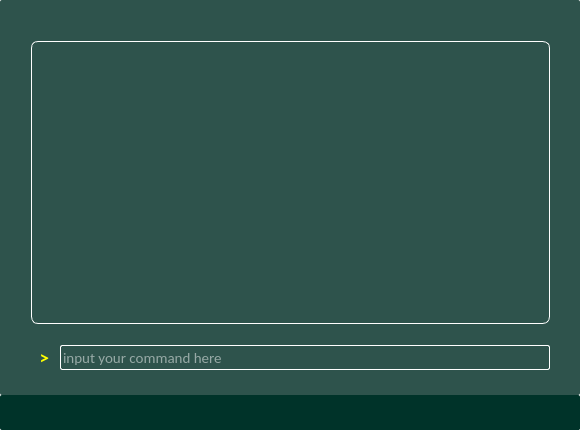
The window that Qt/TaskyDesign1/taskydesign.ui (akkudub/Tasky) describes before a commit, drawn with Qt 5.
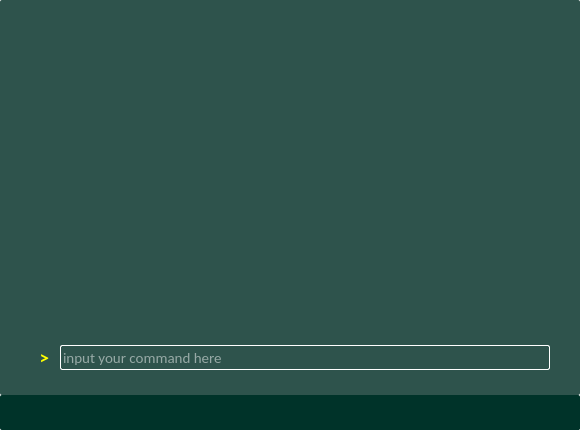
The same window after the commit. Icons and pictures are not drawn.

Diff of the .ui file:
```diff
--- a/Qt/TaskyDesign1/taskydesign.ui
+++ b/Qt/TaskyDesign1/taskydesign.ui
@@ -87,7 +87,7 @@
         <string notr="true">QTextEdit#DisplayPanel{
 background-color: #2E534C;
 color: #FFFFFF;
-border: 1px solid #FFFFFF;
+box-shadow: 2px 2px 2px 2px #FFFFFF;
 border-radius: 7px;
 padding: 10px 5px 18px 0px;
 }
```
Left out of the diff: 4 changed lines with no effect on the pictures.
